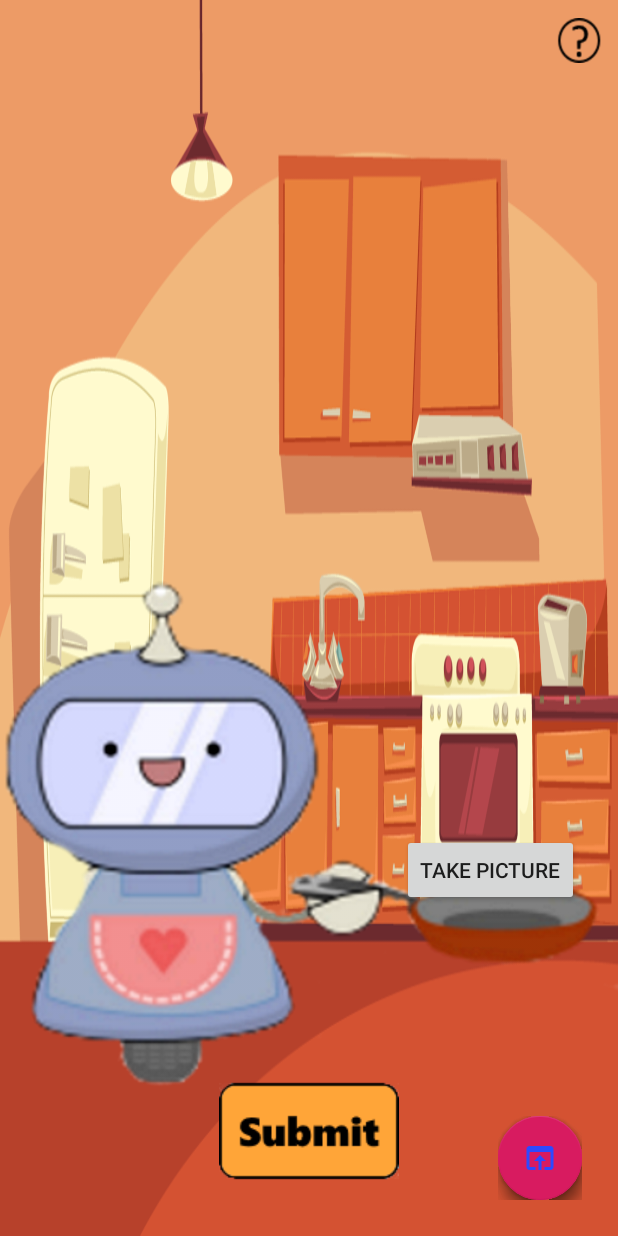
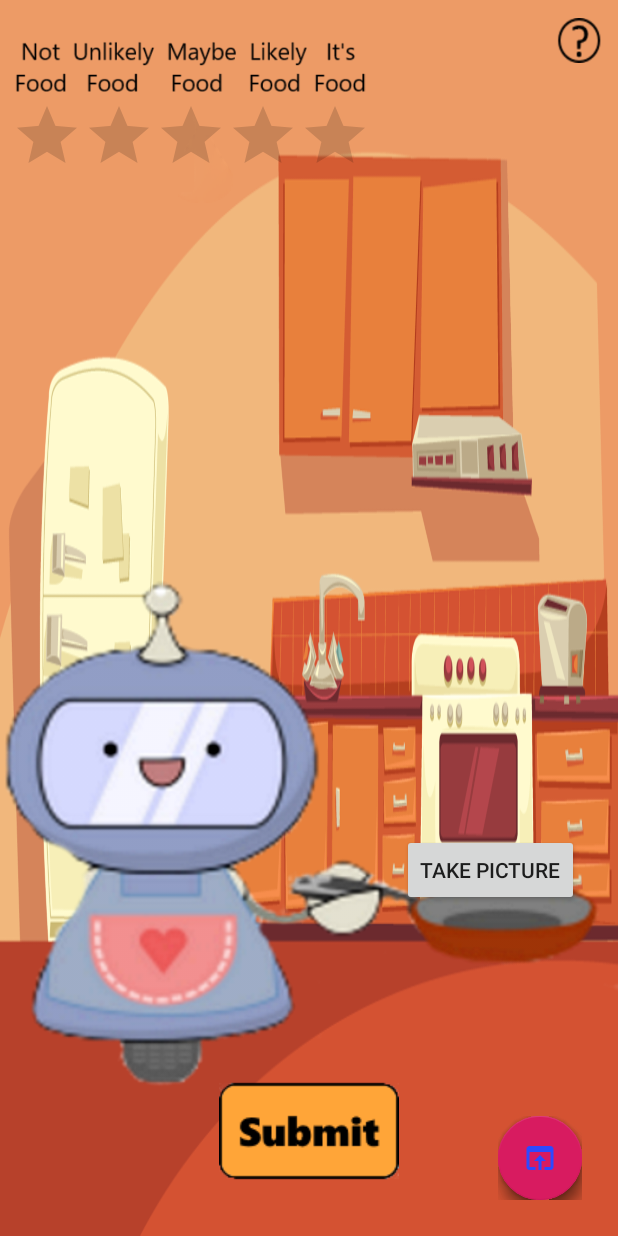
Before and after one commit to JohnElmo/CEG-4110-SeeFood-Project, an Android app: the CameraActivity screen opened directly, with no data from a screen before it, on a phone screen of 412 x 824 dp. Run offline under Robolectric (Android 15) with nearby library versions, the phone set to English and light mode, and no system bars; libraries missing offline, so code that uses them is left out: com.github.clans.fab; plain views replace FloatingActionButton, FloatingActionMenu; 6 statements that could not run were skipped.

Commit message:
Added star rating widget and explanation imageview. Modified CameraActivity to calculate confidence and decide whether something is food or not food

```diff
--- a/app/src/main/res/layout/activity_camera.xml
+++ b/app/src/main/res/layout/activity_camera.xml
@@ -13,8 +13,8 @@
         android:id="@+id/imageView5"
         android:layout_width="wrap_content"
         android:layout_height="wrap_content"
+        android:layout_alignParentStart="true"
         android:layout_alignParentBottom="true"
-        android:layout_alignParentStart="true"
         fab:srcCompat="@drawable/cooking_robot_just_pan" />
 
     <Button
@@ -126,4 +126,25 @@
         android:layout_marginStart="50dp"
         android:layout_marginTop="112dp" />
 
+    <RatingBar
+        android:id="@+id/ratingBar"
+        android:layout_width="wrap_content"
+        android:layout_height="45dp"
+        android:layout_above="@+id/submitResponse"
+        android:layout_alignParentStart="true"
+        android:layout_marginStart="7dp"
+        android:layout_marginBottom="-112dp" />
+
+    <ImageView
+        android:id="@+id/ratingExplanations"
+        android:layout_width="236dp"
+        android:layout_height="42dp"
+        android:layout_above="@+id/ratingBar"
+        android:layout_alignParentStart="true"
+        android:layout_alignParentTop="true"
+        android:layout_marginStart="9dp"
+        android:layout_marginTop="20dp"
+        android:layout_marginBottom="-1dp"
+        fab:srcCompat="@drawable/rating_explanation" />
+
 </RelativeLayout>
```
Also changed, not shown: app/build.gradle (+5 -4 lines), app/src/main/gen/com/example/johnelmo/seefoodapplication/BuildConfig.java (added, +8 -0 lines), app/src/main/gen/com/example/johnelmo/seefoodapplication/Manifest.java (added, +7 -0 lines), app/src/main/gen/com/example/johnelmo/seefoodapplication/R.java (added, +7 -0 lines), app/src/main/java/com/example/johnelmo/seefoodapplication/CameraActivity.java (+10 -1 lines), app/src/main/res/drawable/kitchen.png, app/src/main/res/drawable/rating_explanation.png (added).
